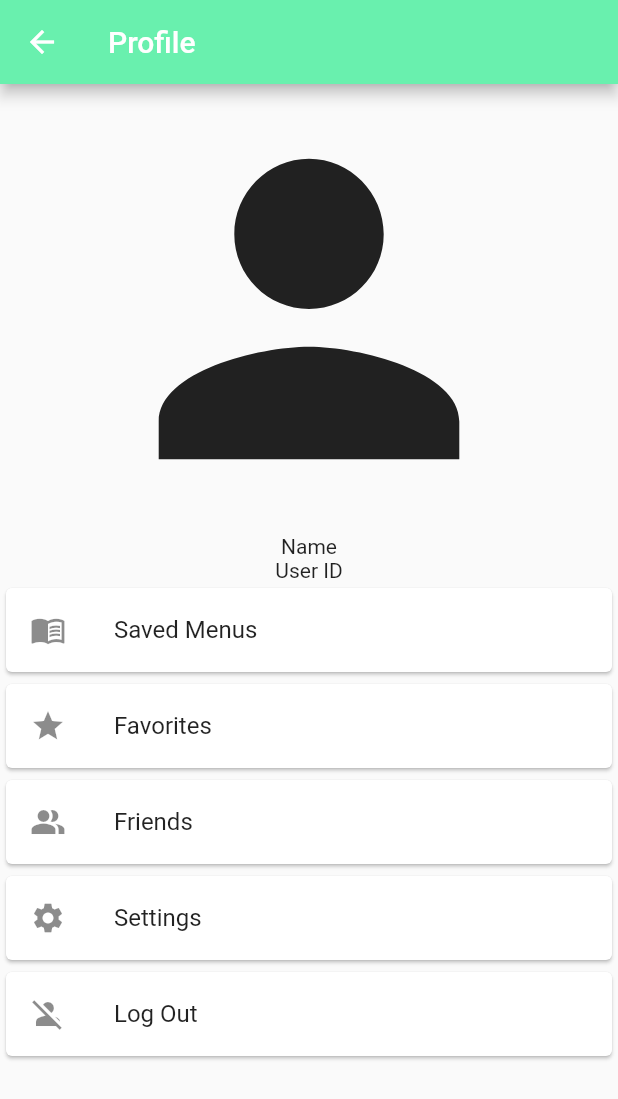
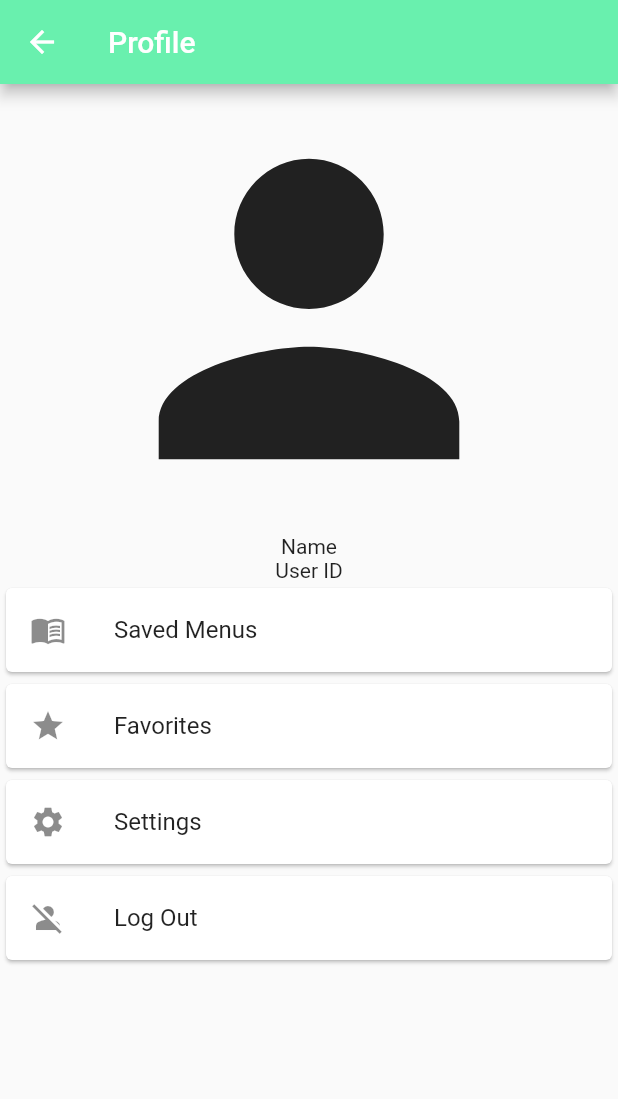
Before and after one commit to jruiz50/CS4360-Project, a Flutter app: the MyHomePage screen opened directly, after a tap on the "person" icon, on a phone screen of 412 x 824 dp. Shown: the top 1099 px of the screen. Run offline on Flutter 3.47's test engine with Material 2 defaults, Android fonts, the phone set to English and light mode, and no system bars; our stand-ins replace camera, cloud_functions, firebase_auth, firebase_core, flutter_signin_button, geolocator and 4 more; missing offline and left inert: card_settings, google_ml_kit, qr_code_scanner; accounts and stored records are empty; network calls fail.

Commit message:
Added DarkMode Switch
Added DarkMode Switch
Removed FriendList Button

```diff
--- a/Spread/lib/itemPage/itemView.dart
+++ b/Spread/lib/itemPage/itemView.dart
@@ -110,7 +110,7 @@ class itemView extends StatelessWidget {
         ],
       ),
       bottomNavigationBar: BottomAppBar(
-        color: Colors.white,
+        // color: Colors.white,
         child: Row(
           mainAxisAlignment: MainAxisAlignment.end,
           children: <TextButton>[
--- a/Spread/lib/main.dart
+++ b/Spread/lib/main.dart
@@ -2,6 +2,7 @@ import 'package:camera/camera.dart';
 import 'package:flutter/material.dart';
 import 'package:firebase_core/firebase_core.dart';
 import 'package:spread/searchPage/list_view.dart';
+import 'package:spread/settingsPage/settingsView.dart';
 import 'firebase_options.dart';
 import 'package:spread/searchPage/search_appbar.dart';
 import 'package:spread/loginPage/loginView.dart';
@@ -10,6 +11,7 @@ import 'package:spread/ocrPage/camView.dart';
 import 'package:spread/mapPage/mapView.dart';
 import 'package:spread/mapPage/mapSample.dart';
 import 'package:spread/mapPage/googleMap.dart';
+import 'package:spread/themeData/themeDark.dart';
 
 Future<void> main() async {
   WidgetsFlutterBinding.ensureInitialized();
@@ -23,14 +25,20 @@ Future<void> main() async {
 class MyApp extends StatelessWidget {
   const MyApp({Key? key}) : super(key: key);
 
+  checkDarkMode() {
+    if (darkModeOn == false) {
+      return ThemeData();
+    } else {
+      return myTheme;
+    }
+  }
+
   // This widget is the root of your application.
   @override
   Widget build(BuildContext context) {
     return MaterialApp(
       title: 'Crave',
-      theme: ThemeData(
-        primarySwatch: Colors.blue,
-      ),
+      theme: checkDarkMode(), // ThemeData()
       home: loginView(),
     );
   }
--- a/Spread/lib/searchPage/list_view.dart
+++ b/Spread/lib/searchPage/list_view.dart
@@ -253,7 +253,7 @@ class _launchListTile extends State<launchListTile> {
                   });
                   // onFavoritePress(index);
                 },
-                icon: (isFavorite[index]) ? fav : unfav),
+                icon: (isFavorite[index]) ? fav : unfav),*/
             onTap: () {
               Navigator.push(
                   context,
@@ -261,7 +261,7 @@ class _launchListTile extends State<launchListTile> {
                       builder: (context) =>
                           itemView(foodItem: foodEntries[index])));
             },
-          */ // Needs to be rewritten to have same number as foodEntries
+            // Needs to be rewritten to have same number as foodEntries
             // in order to avoid an error in list_view
           ),
         );
--- a/Spread/lib/settingsPage/settingsView.dart
+++ b/Spread/lib/settingsPage/settingsView.dart
@@ -1,17 +1,16 @@
 import 'package:flutter/cupertino.dart';
 import 'package:flutter/material.dart';
+import 'package:spread/main.dart';
 
+bool darkModeOn = false;
 
-class settingsView extends StatelessWidget{
-
+class settingsView extends StatelessWidget {
   @override
   Widget build(BuildContext context) {
-
     return Scaffold(
-      appBar: AppBar(title: Row(
-        children: <Text>[
-          Text('Settings')
-        ],
+      appBar: AppBar(
+        title: Row(
+          children: <Text>[Text('Settings')],
         ),
         backgroundColor: Colors.greenAccent,
       ),
@@ -19,11 +18,9 @@ class settingsView extends StatelessWidget{
     );
     throw UnimplementedError();
   }
-
 }
 
-class settingsList extends StatelessWidget{
-
+class settingsList extends StatelessWidget {
   @override
   Widget build(BuildContext context) {
     // TODO: implement build
@@ -34,14 +31,20 @@ class settingsList extends StatelessWidget{
           height: 50,
           child: ListTile(
             title: Text('Name: John Doe'),
-            trailing: IconButton(onPressed: (null), icon: Icon(Icons.edit),),
+            trailing: IconButton(
+              onPressed: (null),
+              icon: Icon(Icons.edit),
+            ),
           ),
         ),
         Container(
           height: 50,
           child: ListTile(
             title: Text('Email: johndoe@gmail.com'),
-           trailing: IconButton(onPressed: (null), icon: Icon(Icons.edit),),
+            trailing: IconButton(
+              onPressed: (null),
+              icon: Icon(Icons.edit),
+            ),
           ),
         ),
         Container(
@@ -54,16 +57,38 @@ class settingsList extends StatelessWidget{
           height: 50,
           child: ListTile(
             title: Text('Dark Mode'),
-            trailing: Text('Put Switch Class here'),
+            trailing: SwitchState(),
           ),
         )
       ],
-
     );
     /* Will be functionally a bit different. Maybe include 'onLongPress'
     * to delete entries that are already present in your favorites?
     *  */
     throw UnimplementedError();
   }
+}
 
+class SwitchState extends StatefulWidget {
+  const SwitchState({super.key});
+
+  @override
+  State<SwitchState> createState() => _SwitchState();
 }
+
+class _SwitchState extends State<SwitchState> {
+  bool active = false;
+
+  @override
+  Widget build(BuildContext context) {
+    return Switch(
+      value: darkModeOn,
+      onChanged: (bool value) {
+        setState(() {
+          darkModeOn = value;
+          runApp(MyApp());
+        });
+      },
+    );
+  }
+}
--- /dev/null
+++ b/Spread/lib/themeData/themeDark.dart
@@ -0,0 +1,248 @@
+import 'package:flutter/material.dart';
+
+final ThemeData myTheme = ThemeData(
+  primarySwatch: MaterialColor(4280361249, {
+    50: Color(0xfff2f2f2),
+    100: Color(0xffe6e6e6),
+    200: Color(0xffcccccc),
+    300: Color(0xffb3b3b3),
+    400: Color(0xff999999),
+    500: Color(0xff808080),
+    600: Color(0xff666666),
+    700: Color(0xff4d4d4d),
+    800: Color(0xff333333),
+    900: Color(0xff191919)
+  }),
+  brightness: Brightness.dark,
+  primaryColor: Color(0xff212121),
+  primaryColorLight: Color(0xff9e9e9e),
+  primaryColorDark: Color(0xff000000),
+  canvasColor: Color(0xff303030),
+  scaffoldBackgroundColor: Color(0xff303030),
+  bottomAppBarColor: Color(0xff424242),
+  cardColor: Color(0xff424242),
+  dividerColor: Color(0x1fffffff),
+  highlightColor: Color(0x40cccccc),
+  splashColor: Color(0x40cccccc),
+  selectedRowColor: Color(0xfff5f5f5),
+  unselectedWidgetColor: Color(0xb3ffffff),
+  disabledColor: Color(0x62ffffff),
+  buttonColor: Color(0xff00cc82),
+  toggleableActiveColor: Color(0xff64ffda),
+  secondaryHeaderColor: Color(0xff616161),
+  backgroundColor: Color(0xff616161),
+  dialogBackgroundColor: Color(0xff424242),
+  indicatorColor: Color(0xff64ffda),
+  hintColor: Color(0x80ffffff),
+  errorColor: Color(0xffd32f2f),
+  buttonTheme: ButtonThemeData(
+    textTheme: ButtonTextTheme.normal,
+    minWidth: 88,
+    height: 36,
+    padding: EdgeInsets.only(top: 0, bottom: 0, left: 16, right: 16),
+    shape: RoundedRectangleBorder(
+      side: BorderSide(
+        color: Color(0xff000000),
+        width: 0,
+        style: BorderStyle.none,
+      ),
+      borderRadius: BorderRadius.all(Radius.circular(2.0)),
+    ),
+    alignedDropdown: false,
+    buttonColor: Color(0xff00cc82),
+    disabledColor: Color(0x61ffffff),
+    highlightColor: Color(0x29ffffff),
+    splashColor: Color(0x1fffffff),
+    focusColor: Color(0x1fffffff),
+    hoverColor: Color(0x0affffff),
+    colorScheme: ColorScheme(
+      primary: Color(0xff9effdc),
+      secondary: Color(0xff64ffda),
+      surface: Color(0xff424242),
+      background: Color(0xff616161),
+      error: Color(0xffd32f2f),
+      onPrimary: Color(0xff000000),
+      onSecondary: Color(0xff000000),
+      onSurface: Color(0xffffffff),
+      onBackground: Color(0xff000000),
+      onError: Color(0xff000000),
+      brightness: Brightness.dark,
+    ),
+  ),
+  inputDecorationTheme: InputDecorationTheme(
+    labelStyle: TextStyle(
+      color: Color(0xffffffff),
+      fontSize: null,
+      fontWeight: FontWeight.w400,
+      fontStyle: FontStyle.normal,
+    ),
+    helperStyle: TextStyle(
+      color: Color(0xffffffff),
+      fontSize: null,
+      fontWeight: FontWeight.w400,
+      fontStyle: FontStyle.normal,
+    ),
+    hintStyle: TextStyle(
+      color: Color(0xffffffff),
+      fontSize: null,
+      fontWeight: FontWeight.w400,
+      fontStyle: FontStyle.normal,
+    ),
+    errorStyle: TextStyle(
+      color: Color(0xffffffff),
+      fontSize: null,
+      fontWeight: FontWeight.w400,
+      fontStyle: FontStyle.normal,
+    ),
+    errorMaxLines: null,
+    isDense: false,
+    contentPadding: EdgeInsets.only(top: 12, bottom: 12, left: 0, right: 0),
+    isCollapsed: false,
+    prefixStyle: TextStyle(
+      color: Color(0xffffffff),
+      fontSize: null,
+      fontWeight: FontWeight.w400,
+      fontStyle: FontStyle.normal,
+    ),
+    suffixStyle: TextStyle(
+      color: Color(0xffffffff),
+      fontSize: null,
+      fontWeight: FontWeight.w400,
+      fontStyle: FontStyle.normal,
+    ),
+    counterStyle: TextStyle(
+      color: Color(0xffffffff),
+      fontSize: null,
+      fontWeight: FontWeight.w400,
+      fontStyle: FontStyle.normal,
+    ),
+    filled: false,
+    fillColor: Color(0x00000000),
+    errorBorder: UnderlineInputBorder(
+      borderSide: BorderSide(
+        color: Color(0xff000000),
+        width: 1,
+        style: BorderStyle.solid,
+      ),
+      borderRadius: BorderRadius.all(Radius.circular(4.0)),
+    ),
+    focusedBorder: UnderlineInputBorder(
+      borderSide: BorderSide(
+        color: Color(0xff000000),
+        width: 1,
+        style: BorderStyle.solid,
+      ),
+      borderRadius: BorderRadius.all(Radius.circular(4.0)),
+    ),
+    focusedErrorBorder: UnderlineInputBorder(
+      borderSide: BorderSide(
+        color: Color(0xff000000),
+        width: 1,
+        style: BorderStyle.solid,
+      ),
+      borderRadius: BorderRadius.all(Radius.circular(4.0)),
+    ),
+    disabledBorder: UnderlineInputBorder(
+      borderSide: BorderSide(
+        color: Color(0xff000000),
+        width: 1,
+        style: BorderStyle.solid,
+      ),
+      borderRadius: BorderRadius.all(Radius.circular(4.0)),
+    ),
+    enabledBorder: UnderlineInputBorder(
+      borderSide: BorderSide(
+        color: Color(0xff000000),
+        width: 1,
+        style: BorderStyle.solid,
+      ),
+      borderRadius: BorderRadius.all(Radius.circular(4.0)),
+    ),
+    border: UnderlineInputBorder(
+      borderSide: BorderSide(
+        color: Color(0xff000000),
+        width: 1,
+        style: BorderStyle.solid,
+      ),
+      borderRadius: BorderRadius.all(Radius.circular(4.0)),
+    ),
+  ),
+  iconTheme: IconThemeData(
+    color: Color(0xffffffff),
+    opacity: 1,
+    size: 24,
+  ),
+  primaryIconTheme: IconThemeData(
+    color: Color(0xffffffff),
+    opacity: 1,
+    size: 24,
+  ),
+  accentIconTheme: IconThemeData(
+    color: Color(0xff000000),
+    opacity: 1,
+    size: 24,
+  ),
+  sliderTheme: SliderThemeData(
+    activeTrackColor: null,
+    inactiveTrackColor: null,
+    disabledActiveTrackColor: null,
+    disabledInactiveTrackColor: null,
+    activeTickMarkColor: null,
+    inactiveTickMarkColor: null,
+    disabledActiveTickMarkColor: null,
+    disabledInactiveTickMarkColor: null,
+    thumbColor: null,
+    disabledThumbColor: null,
+    overlayColor: null,
+    valueIndicatorColor: null,
+    showValueIndicator: null,
+    valueIndicatorTextStyle: TextStyle(
+      color: Color(0xdd000000),
+      fontSize: null,
+      fontWeight: FontWeight.w400,
+      fontStyle: FontStyle.normal,
+    ),
+  ),
+  tabBarTheme: TabBarTheme(
+    indicatorSize: TabBarIndicatorSize.tab,
+    labelColor: Color(0xffffffff),
+    unselectedLabelColor: Color(0xb2ffffff),
+  ),
+  chipTheme: ChipThemeData(
+    backgroundColor: Color(0x1fffffff),
+    brightness: Brightness.dark,
+    deleteIconColor: Color(0xdeffffff),
+    disabledColor: Color(0x0cffffff),
+    labelPadding: EdgeInsets.only(top: 0, bottom: 0, left: 8, right: 8),
+    labelStyle: TextStyle(
+      color: Color(0xdeffffff),
+      fontSize: null,
+      fontWeight: FontWeight.w400,
+      fontStyle: FontStyle.normal,
+    ),
+    padding: EdgeInsets.only(top: 4, bottom: 4, left: 4, right: 4),
+    secondaryLabelStyle: TextStyle(
+      color: Color(0x3dffffff),
+      fontSize: null,
+      fontWeight: FontWeight.w400,
+      fontStyle: FontStyle.normal,
+    ),
+    secondarySelectedColor: Color(0x3d212121),
+    selectedColor: Color(0x3dffffff),
+    shape: StadiumBorder(
+        side: BorderSide(
+      color: Color(0xff000000),
+      width: 0,
+      style: BorderStyle.none,
+    )),
+  ),
+  dialogTheme: DialogTheme(
+      shape: RoundedRectangleBorder(
+    side: BorderSide(
+      color: Color(0xff000000),
+      width: 0,
+      style: BorderStyle.none,
+    ),
+    borderRadius: BorderRadius.all(Radius.circular(0.0)),
+  )),
+);
--- a/Spread/lib/userPage/userView.dart
+++ b/Spread/lib/userPage/userView.dart
@@ -80,7 +80,7 @@ class _userViewState extends State<userView> {
                 },
               ),
             ),
-            Card(
+            /*Card(
               child: ListTile(
                 leading: Icon(Icons.people_alt),
                 title: Text("Friends"),
@@ -89,7 +89,7 @@ class _userViewState extends State<userView> {
                       MaterialPageRoute(builder: (context) => friendView()));
                 },
               ),
-            ),
+            ),*/
             Card(
               child: ListTile(
                 leading: Icon(Icons.settings),
```
Also changed, not shown: Spread/lib/mapPage/googleMap.dart (+13 -10 lines). Lines whose indentation alone changed are shown as unchanged.
